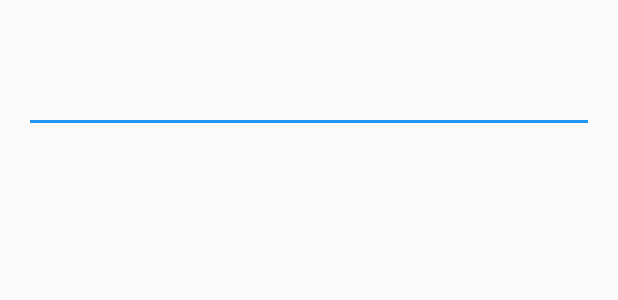
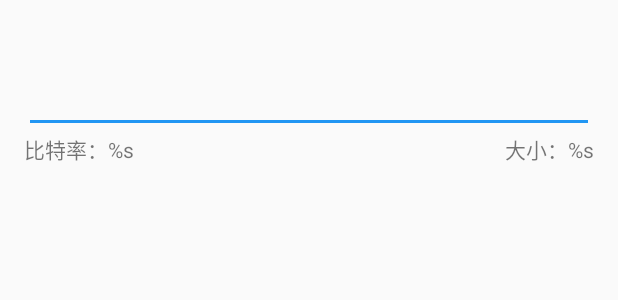
Before and after one commit to moeshin/dsyyy, an Android app: the layout alert_confirm.xml on its own in the app's theme, with its tools: preview values and no code run, on a phone screen of 412 x 824 dp. Shown: the top 300 px of the screen. Run offline under Robolectric (Android 15) with nearby library versions, the phone set to English and light mode, and no system bars.

Commit message:
feat: Display bit rate and file size.

```diff
--- a/app/src/main/java/site/littlehands/dsyyy/SettingFragment.java
+++ b/app/src/main/java/site/littlehands/dsyyy/SettingFragment.java
@@ -57,7 +57,7 @@ public class SettingFragment extends PreferenceFragment
             final PreferenceScreen preferenceScreen,
             final Preference preference
     ) {
-        if ("path".equals(preference.getKey())) {
+        if (SettingUtils.KEY_PATH.equals(preference.getKey())) {
             DirectorySelectorDialog.show(getActivity(),
                     new DirectorySelectorDialog.onSelectListener() {
                 @Override
@@ -76,7 +76,6 @@ public class SettingFragment extends PreferenceFragment
 
     @Override
     public boolean onPreferenceChange(Preference preference, Object newValue) {
-        Log.d(TAG, "onPreferenceChange: " + preference.getKey());
         preference.setSummary((String) newValue);
         return true;
     }
--- a/app/src/main/res/layout/alert_confirm.xml
+++ b/app/src/main/res/layout/alert_confirm.xml
@@ -31,4 +31,22 @@
         app:layout_constraintTop_toBottomOf="@+id/path"
         app:layout_constraintVertical_bias="0.0"
         tools:ignore="Autofill,LabelFor" />
+
+    <TextView
+        android:id="@+id/br"
+        android:text="@string/format_br"
+        android:layout_width="wrap_content"
+        android:layout_height="wrap_content"
+        android:layout_marginStart="16dp"
+        app:layout_constraintStart_toStartOf="parent"
+        app:layout_constraintTop_toBottomOf="@+id/edit" />
+
+    <TextView
+        android:id="@+id/size"
+        android:text="@string/format_size"
+        android:layout_width="wrap_content"
+        android:layout_height="wrap_content"
+        android:layout_marginEnd="16dp"
+        app:layout_constraintEnd_toEndOf="parent"
+        app:layout_constraintTop_toBottomOf="@+id/edit" />
 </android.support.constraint.ConstraintLayout>
--- a/app/src/main/res/values/strings.xml
+++ b/app/src/main/res/values/strings.xml
@@ -26,4 +26,7 @@
 
     <string name="network_error">网络错误</string>
 
+    <string name="format_br">比特率：%s</string>
+    <string name="format_size">大小：%s</string>
+
 </resources>
```
Also changed, not shown: app/src/main/java/site/littlehands/dsyyy/ReceiveActivity.java (+94 -51 lines).
